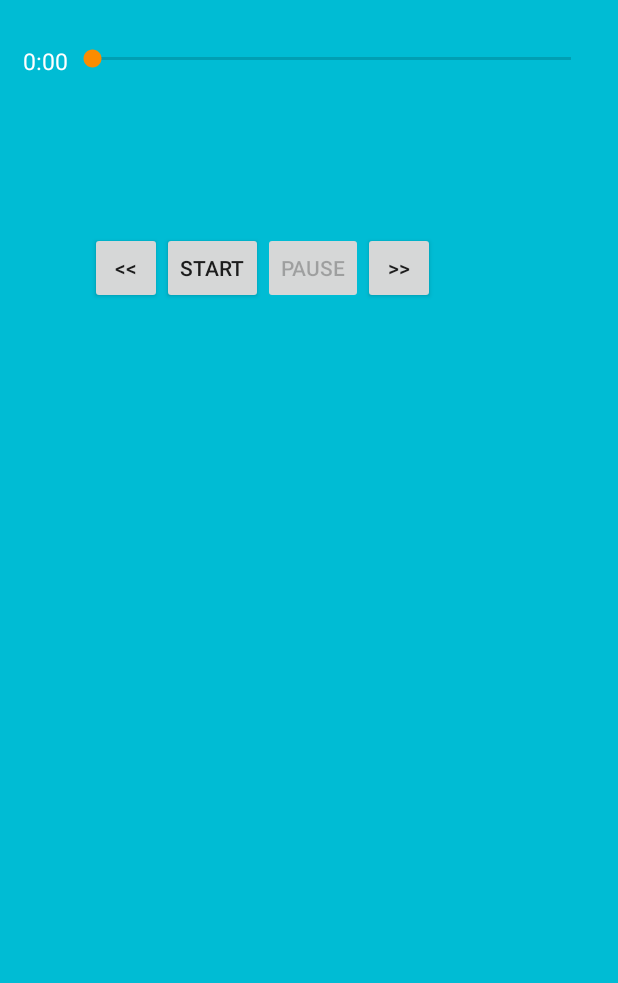
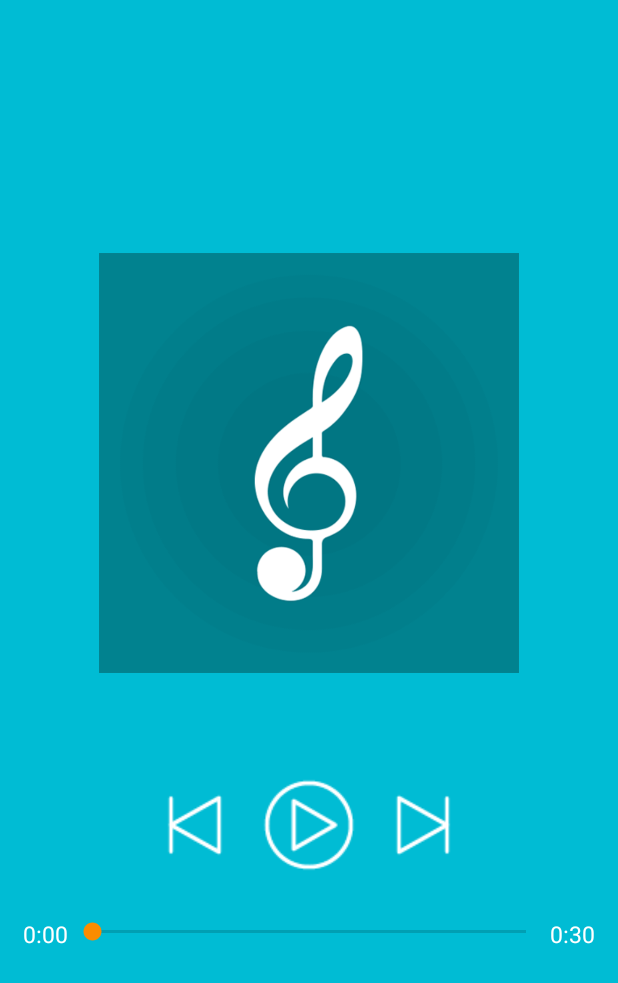
Before and after one commit to deftone/prototype, an Android app: the AudioActivity screen opened directly, with no data from a screen before it, on a phone screen of 412 x 824 dp. Shown: the top 983 px of the screen. Run offline under Robolectric (Android 15) with nearby library versions, the phone set to English and light mode, and no system bars; 2 statements that could not run were skipped.

Commit message:
navigation drawer rausgenommen, audio activity schoener gemacht

```diff
--- a/app/src/main/java/de/deftone/prototype/activities/AudioActivity.java
+++ b/app/src/main/java/de/deftone/prototype/activities/AudioActivity.java
@@ -1,21 +1,15 @@
 package de.deftone.prototype.activities;
 
-import android.support.v7.app.AppCompatActivity;
+import android.media.MediaPlayer;
 import android.os.Bundle;
-
-import de.deftone.prototype.R;
-
-import android.media.MediaPlayer;
 import android.os.Handler;
 import android.support.v7.app.AppCompatActivity;
-import android.os.Bundle;
-import android.util.Log;
 import android.view.View;
-import android.widget.Button;
+import android.widget.ImageButton;
 import android.widget.SeekBar;
 import android.widget.TextView;
 
-import java.util.concurrent.TimeUnit;
+import de.deftone.prototype.R;
 
 import static de.deftone.prototype.activities.ExerciseDetailActivity.EXTRA_EXERCISE_NAME;
 
@@ -23,12 +17,11 @@ public class AudioActivity extends AppCompatActivity {
 
     private TextView textMaxTime;
     private TextView textCurrentPosition;
-    private Button buttonPause;
-    private Button buttonStart;
+    private ImageButton buttonStart;
     private SeekBar seekBar;
     private Handler threadHandler = new Handler();
-
     private MediaPlayer mediaPlayer;
+    private boolean isPlaying;
 
     @Override
     protected void onCreate(Bundle savedInstanceState) {
@@ -37,22 +30,27 @@ public class AudioActivity extends AppCompatActivity {
 
         String audioName = getIntent().getExtras().getString(EXTRA_EXERCISE_NAME);
 
-
-        this.textCurrentPosition = (TextView) this.findViewById(R.id.textView_currentPosion);
-        this.textMaxTime = (TextView) this.findViewById(R.id.textView_maxTime);
-        this.buttonStart = (Button) this.findViewById(R.id.button_start);
-        this.buttonPause = (Button) this.findViewById(R.id.button_pause);
-
-        this.buttonPause.setEnabled(false);
-
-        this.seekBar = (SeekBar) this.findViewById(R.id.seekBar);
+        this.textCurrentPosition = this.findViewById(R.id.textView_currentPosion);
+        this.textMaxTime = this.findViewById(R.id.textView_maxTime);
+        this.buttonStart = this.findViewById(R.id.button_start);
+        this.seekBar = this.findViewById(R.id.seekBar);
         this.seekBar.setClickable(false);
 
-        // ID of 'mysong' in 'raw' folder.
+        // ID of 'audio' in 'raw' folder.
         int songId = this.getRawResIdByName(audioName);
 
         // Create MediaPlayer.
         this.mediaPlayer = MediaPlayer.create(this, songId);
+
+        // The duration in milliseconds
+        int duration = this.mediaPlayer.getDuration();
+        this.seekBar.setMax(duration);
+        String maxTimeString = this.millisecondsToString(duration);
+        this.textMaxTime.setText(maxTimeString);
+
+        //title
+        TextView title = findViewById(R.id.audio_title);
+        title.setText(audioName);
     }
 
     // Find ID of resource in 'raw' folder.
@@ -78,25 +76,18 @@ public class AudioActivity extends AppCompatActivity {
 
 
     public void doStart(View view) {
-        // The duration in milliseconds
-        int duration = this.mediaPlayer.getDuration();
-
-        int currentPosition = this.mediaPlayer.getCurrentPosition();
-        if (currentPosition == 0) {
-            this.seekBar.setMax(duration);
-            String maxTimeString = this.millisecondsToString(duration);
-            this.textMaxTime.setText(maxTimeString);
-        } else if (currentPosition == duration) {
-            // Resets the MediaPlayer to its uninitialized state.
-            this.mediaPlayer.reset();
+        if (!isPlaying) {
+            isPlaying = true;
+            buttonStart.setImageResource(R.drawable.icon_pause);
+            this.mediaPlayer.start();
+            // Create a thread to update position of SeekBar.
+            UpdateSeekBarThread updateSeekBarThread = new UpdateSeekBarThread();
+            threadHandler.postDelayed(updateSeekBarThread, 50);
+        } else {
+            isPlaying = false;
+            buttonStart.setImageResource(R.drawable.icon_play);
+            this.mediaPlayer.pause();
         }
-        this.mediaPlayer.start();
-        // Create a thread to update position of SeekBar.
-        UpdateSeekBarThread updateSeekBarThread = new UpdateSeekBarThread();
-        threadHandler.postDelayed(updateSeekBarThread, 50);
-
-        this.buttonPause.setEnabled(true);
-        this.buttonStart.setEnabled(false);
     }
 
     // Thread to Update position for SeekBar.
@@ -113,12 +104,6 @@ public class AudioActivity extends AppCompatActivity {
         }
     }
 
-    // When user click to "Pause".
-    public void doPause(View view) {
-        this.mediaPlayer.pause();
-        this.buttonPause.setEnabled(false);
-        this.buttonStart.setEnabled(true);
-    }
 
     // When user click to "Rewind".
     public void doRewind(View view) {
--- a/app/src/main/java/de/deftone/prototype/activities/MainActivity.java
+++ b/app/src/main/java/de/deftone/prototype/activities/MainActivity.java
@@ -60,22 +60,6 @@ public class MainActivity extends AppCompatActivity implements NavigationView.On
         Toolbar toolbar = findViewById(R.id.toolbar);
         setSupportActionBar(toolbar);
 
-        //add burger icon for drawer to toolbar
-        DrawerLayout drawer = findViewById(R.id.drawer_main_activity_layout);
-        ActionBarDrawerToggle toggle = new ActionBarDrawerToggle(
-                this,
-                drawer,
-                toolbar,
-                R.string.nav_open_drawer,
-                R.string.nav_close_drawer);
-        //add drawer toggle to drawer layout
-        drawer.addDrawerListener(toggle);
-        //sync state of burger icon on toolbar with state of the drawer
-        toggle.syncState();
-
-        //set listener to drawer
-        NavigationView navigationView = findViewById(R.id.nav_view);
-        navigationView.setNavigationItemSelectedListener(this);
     }
 
     @Override
--- a/app/src/main/res/layout/activity_audio.xml
+++ b/app/src/main/res/layout/activity_audio.xml
@@ -1,13 +1,96 @@
 <?xml version="1.0" encoding="utf-8"?>
-<RelativeLayout xmlns:android="http://schemas.android.com/apk/res/android"
+<LinearLayout xmlns:android="http://schemas.android.com/apk/res/android"
     xmlns:tools="http://schemas.android.com/tools"
     android:layout_width="match_parent"
     android:layout_height="match_parent"
     android:background="@color/colorPrimary"
-    android:backgroundTint="@color/colorPrimary"
-    tools:context="de.deftone.prototype.activities.AudioActivity">
+    android:gravity="center"
+    android:orientation="vertical"
+    tools:context=".activities.AudioActivity">
 
-   <!--todo: title-->
+
+    <LinearLayout
+        android:layout_width="wrap_content"
+        android:layout_height="280dp">
+
+        <ImageView
+            android:id="@+id/album_cover"
+            android:layout_width="wrap_content"
+            android:layout_height="wrap_content"
+            android:layout_gravity="center"
+            android:gravity="center"
+            android:src="@drawable/audio_image" />
+    </LinearLayout>
+
+
+    <LinearLayout
+        android:layout_width="match_parent"
+        android:layout_height="wrap_content"
+        android:background="@color/colorPrimary"
+        android:gravity="center|bottom"
+        android:orientation="vertical">
+
+
+        <LinearLayout
+            android:layout_width="match_parent"
+            android:layout_height="wrap_content"
+            android:paddingTop="10dp">
+
+            <TextView
+                android:id="@+id/audio_title"
+                android:layout_width="match_parent"
+                android:layout_height="wrap_content"
+                android:gravity="center"
+                android:text="title"
+                android:textColor="@color/white"
+                android:textSize="10pt"
+                android:textStyle="normal" />
+
+        </LinearLayout>
+
+
+        <!--media buttons-->
+        <LinearLayout
+            android:layout_width="match_parent"
+            android:layout_height="wrap_content"
+            android:paddingTop="30dp">
+
+            <TableRow
+                android:layout_width="match_parent"
+                android:layout_height="wrap_content"
+                android:gravity="center">
+
+
+                <ImageButton
+                    android:id="@+id/button_rewind"
+                    android:layout_width="wrap_content"
+                    android:layout_height="wrap_content"
+                    android:background="@color/colorPrimary"
+                    android:onClick="doRewind"
+                    android:paddingEnd="12dp"
+                    android:src="@drawable/icon_prev" />
+
+                <ImageButton
+                    android:id="@+id/button_start"
+                    android:layout_width="wrap_content"
+                    android:layout_height="wrap_content"
+                    android:background="@color/colorPrimary"
+                    android:onClick="doStart"
+                    android:paddingEnd="12dp"
+                    android:src="@drawable/icon_play" />
+
+                <ImageButton
+                    android:id="@+id/button_fastForward"
+                    android:layout_width="wrap_content"
+                    android:layout_height="wrap_content"
+                    android:background="@color/colorPrimary"
+                    android:onClick="doFastForward"
+                    android:src="@drawable/icon_next" />
+
+            </TableRow>
+
+
+        </LinearLayout>
 
         <!--seekbar and time-->
 
@@ -43,59 +126,13 @@
                     android:id="@+id/textView_maxTime"
                     android:layout_width="wrap_content"
                     android:layout_height="wrap_content"
+                    android:text="9:99"
                     android:textColor="@color/white"
                     android:textSize="7pt"
                     android:textStyle="normal" />
 
             </TableRow>
         </LinearLayout>
+    </LinearLayout>
 
-    <Button
-        android:id="@+id/button_rewind"
-        style="?android:attr/buttonStyleSmall"
-        android:layout_width="wrap_content"
-        android:layout_height="wrap_content"
-        android:layout_alignParentLeft="true"
-        android:layout_alignParentStart="true"
-        android:layout_below="@+id/seekbarLayout"
-        android:layout_marginLeft="60dp"
-        android:layout_marginStart="60dp"
-        android:layout_marginTop="81dp"
-        android:onClick="doRewind"
-        android:text="&lt;&lt;" />
-
-    <Button
-        android:id="@+id/button_start"
-        style="?android:attr/buttonStyleSmall"
-        android:layout_width="wrap_content"
-        android:layout_height="wrap_content"
-        android:layout_alignBottom="@+id/button_rewind"
-        android:layout_toEndOf="@+id/button_rewind"
-        android:layout_toRightOf="@+id/button_rewind"
-        android:onClick="doStart"
-        android:text="Start" />
-
-    <Button
-        android:id="@+id/button_pause"
-        style="?android:attr/buttonStyleSmall"
-        android:layout_width="wrap_content"
-        android:layout_height="wrap_content"
-        android:layout_alignBottom="@+id/button_start"
-        android:layout_toEndOf="@+id/button_start"
-        android:layout_toRightOf="@+id/button_start"
-        android:onClick="doPause"
-        android:text="Pause" />
-
-    <Button
-        android:id="@+id/button_fastForward"
-        style="?android:attr/buttonStyleSmall"
-        android:layout_width="wrap_content"
-        android:layout_height="wrap_content"
-        android:layout_alignBottom="@+id/button_pause"
-        android:layout_toEndOf="@+id/button_pause"
-        android:layout_toRightOf="@+id/button_pause"
-        android:onClick="doFastForward"
-        android:text=">>" />
-
-
-</RelativeLayout>
+</LinearLayout>
--- a/app/src/main/res/layout/activity_main.xml
+++ b/app/src/main/res/layout/activity_main.xml
@@ -38,10 +38,4 @@
             app:layout_behavior="@string/appbar_scrolling_view_behavior" />
     </android.support.design.widget.CoordinatorLayout>
 
-    <android.support.design.widget.NavigationView
-        android:id="@+id/nav_view"
-        android:layout_width="wrap_content"
-        android:layout_height="match_parent"
-        android:layout_gravity="start"
-        app:headerLayout="@layout/nav_header" />
 </android.support.v4.widget.DrawerLayout>
--- a/app/src/main/res/layout/fragment_top.xml
+++ b/app/src/main/res/layout/fragment_top.xml
@@ -1,5 +1,5 @@
 <?xml version="1.0" encoding="utf-8"?>
-<android.support.v4.widget.NestedScrollView xmlns:android="http://schemas.android.com/apk/res/android"
+<LinearLayout xmlns:android="http://schemas.android.com/apk/res/android"
     xmlns:tools="http://schemas.android.com/tools"
     android:layout_width="match_parent"
     android:layout_height="match_parent"
@@ -45,4 +45,4 @@
                 android:textSize="16sp"/>
         </LinearLayout>
     </FrameLayout>
-</android.support.v4.widget.NestedScrollView>
+</LinearLayout>
```
Also changed, not shown: app/src/main/res/drawable/audio_image.jpg (added), app/src/main/res/drawable/icon_next.png (added), app/src/main/res/drawable/icon_pause.png (added), app/src/main/res/drawable/icon_play.png (added), app/src/main/res/drawable/icon_prev.png (added). Lines whose indentation alone changed are shown as unchanged.
